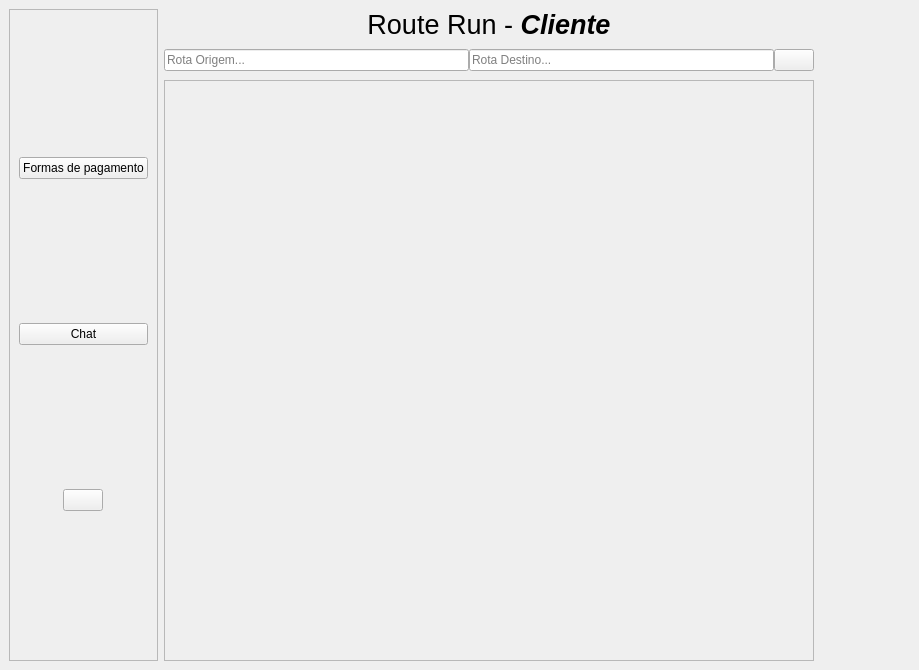
This is Cliente/ui/principal.ui in Liedsonfsa/Route-Run as Qt 5 draws it before an edit. The edited form follows.
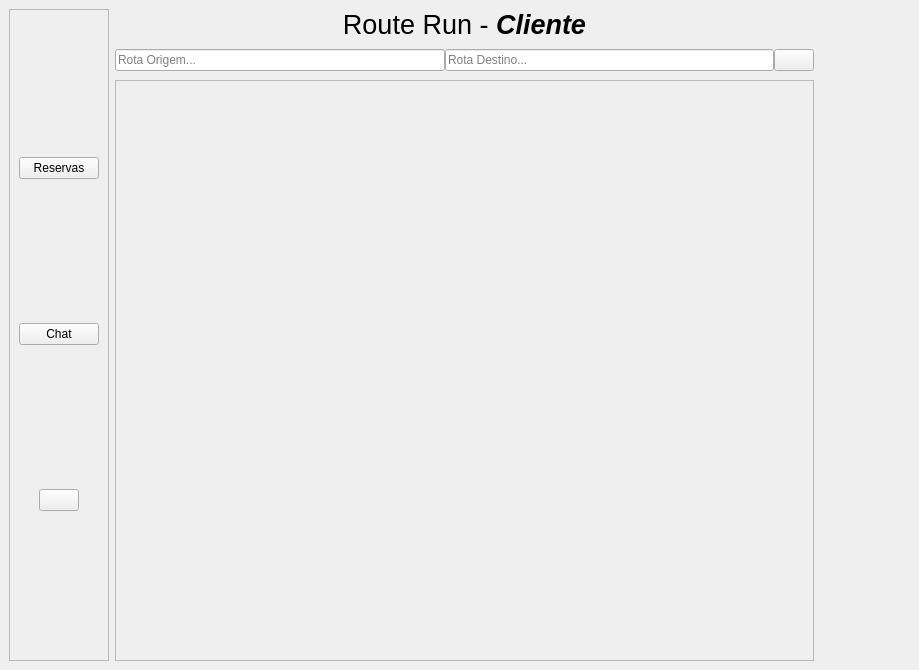
This is the edited form. Icons and pictures are not drawn.

What changed in the file:
```diff
--- a/Cliente/ui/principal.ui
+++ b/Cliente/ui/principal.ui
@@ -113,7 +113,7 @@
           <cursorShape>PointingHandCursor</cursorShape>
          </property>
          <property name="text">
-          <string>Formas de pagamento</string>
+          <string>Reservas</string>
          </property>
          <property name="icon">
           <iconset>
@@ -207,7 +207,7 @@
            <rect>
             <x>0</x>
             <y>0</y>
-            <width>629</width>
+            <width>674</width>
             <height>562</height>
            </rect>
           </property>
```
Left out of the diff: 2 changed lines with no effect on the pictures.
